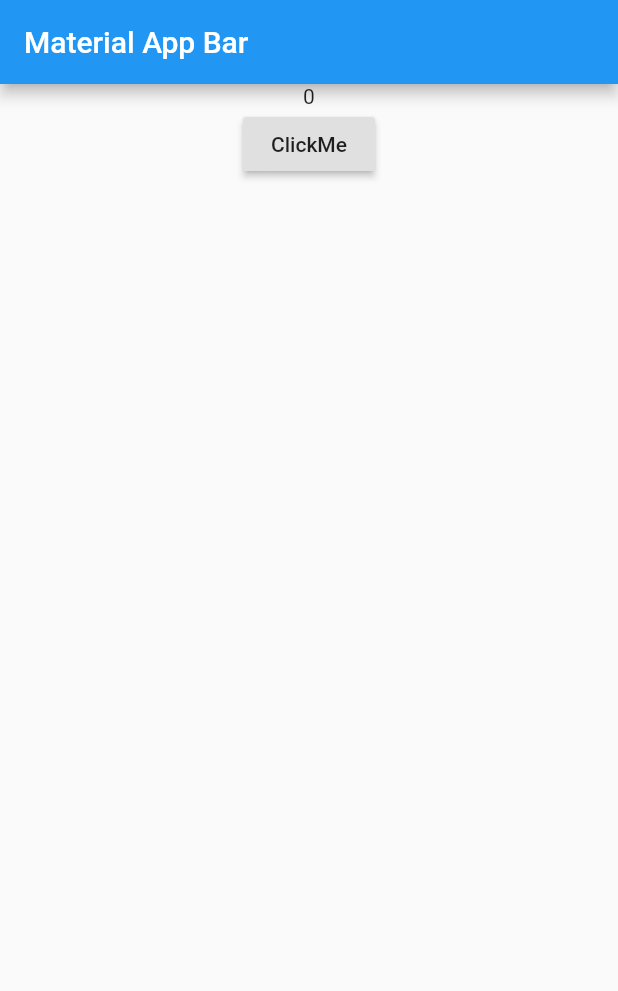
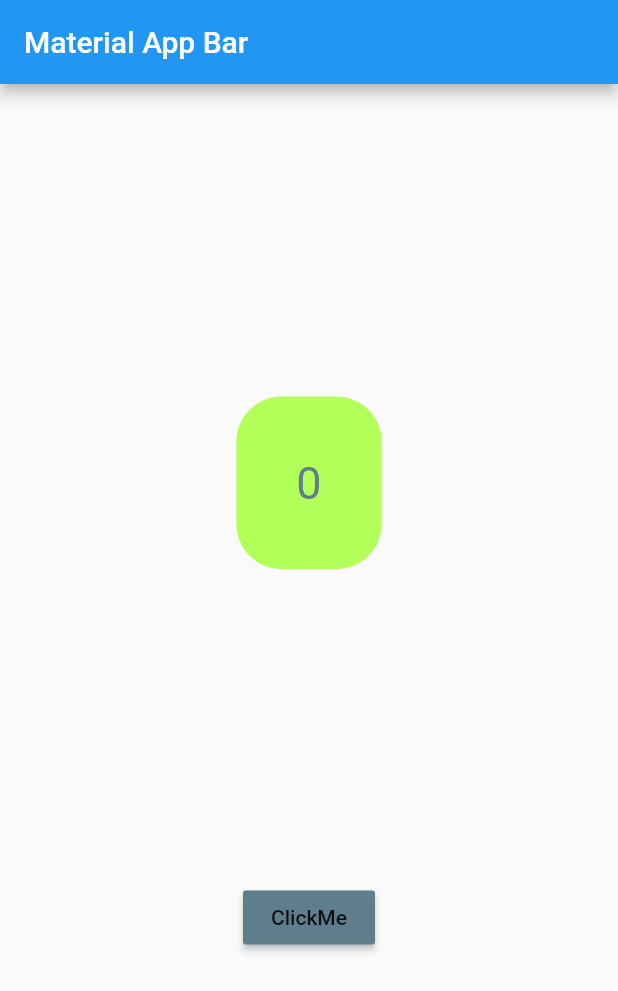
Before and after one commit to ZawXtutAung/flutter_count_click, a Flutter app: the screen it shows after launch, on a phone screen of 412 x 824 dp. Shown: the top 991 px of the screen. Run offline on Flutter 3.47's test engine with Material 2 defaults, Android fonts, the phone set to English and light mode, and no system bars; missing offline and left inert: dart:ffi.

Commit message:
first commit

```diff
--- a/lib/main.dart
+++ b/lib/main.dart
@@ -41,11 +41,23 @@ class _mBodyState extends State<MyBody> {
   @override
   Widget build(BuildContext context) {
     return Column(
+      mainAxisSize: MainAxisSize.max,
+      mainAxisAlignment: MainAxisAlignment.spaceEvenly,
       children: [
-        Text(
-          '$count'
+        Container(
+          padding: EdgeInsets.all(40),
+
+          decoration: BoxDecoration(
+              color: Colors.lightGreenAccent,
+              borderRadius: BorderRadius.circular(30)),
+          margin: EdgeInsets.all(20),
+          child: Text(
+            '$count',
+            style: TextStyle(fontSize: 30, color: Colors.blueGrey),
+          ),
         ),
         RaisedButton(
+          color: Colors.blueGrey,
           child: Text("ClickMe"),
           onPressed: click,
         )
```
